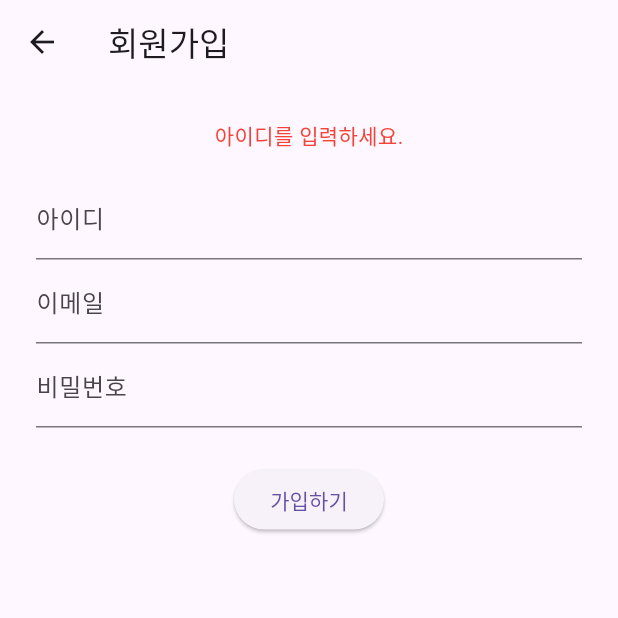
After one commit to lyjtomath-hub/vote_app, a Flutter app: the SignUpPage screen opened directly, after a tap on "가입하기", on a phone screen of 412 x 824 dp, the top half of it. The commit adds this screen. Run offline on Flutter 3.47's test engine with Material 3 defaults, Android fonts, the phone set to English and light mode, and no system bars; our stand-ins replace cloud_firestore, firebase_auth, firebase_core, shared_preferences; accounts and stored records are empty; network calls fail.

Commit message:
회원가입 및 프로필 페이지 기능 추가

```diff
--- a/lib/pages/my_questions_page.dart
+++ b/lib/pages/my_questions_page.dart
@@ -1,6 +1,5 @@
 import 'package:flutter/material.dart';
 import 'result_page.dart';
-import '../models/question.dart';
 import 'package:vote_app/state/app_state.dart';
 
 class MyQuestionsPage extends StatelessWidget {
--- /dev/null
+++ b/lib/pages/sign_up_page.dart
@@ -0,0 +1,133 @@
+import 'package:flutter/material.dart';
+import 'package:firebase_auth/firebase_auth.dart';
+import 'package:cloud_firestore/cloud_firestore.dart';
+
+class SignUpPage extends StatefulWidget {
+  const SignUpPage({super.key});
+  @override
+  State<SignUpPage> createState() => _SignUpPageState();
+}
+
+class _SignUpPageState extends State<SignUpPage> {
+  final _auth = FirebaseAuth.instance;
+  final _emailCtrl = TextEditingController();
+  final _pwCtrl = TextEditingController();
+  final _usernameCtrl = TextEditingController();
+
+  bool _isLoading = false;
+  String? _error;
+
+  Future<bool> _isUsernameTaken(String username) async {
+    final doc = await FirebaseFirestore.instance
+        .collection('usernames')
+        .doc(username)
+        .get();
+    return doc.exists;
+  }
+
+  Future<void> _register() async {
+    final username = _usernameCtrl.text.trim();
+    final email = _emailCtrl.text.trim();
+    final password = _pwCtrl.text;
+
+    if (username.isEmpty) {
+      setState(() => _error = '아이디를 입력하세요.');
+      return;
+    }
+
+    setState(() {
+      _isLoading = true;
+      _error = null;
+    });
+
+    try {
+      final taken = await _isUsernameTaken(username);
+      if (taken) {
+        setState(() {
+          _error = '이미 사용 중인 아이디입니다.';
+          _isLoading = false;
+        });
+        return;
+      }
+
+      final cred = await _auth.createUserWithEmailAndPassword(
+        email: email,
+        password: password,
+      );
+      final user = cred.user;
+      if (user == null) throw Exception('회원가입 실패 (user null)');
+      final uid = user.uid;
+
+      // ✅ 유저 정보 저장 + 기본 질문권 3개
+      await FirebaseFirestore.instance
+          .collection('users')
+          .doc(uid)
+          .set({
+        'uid': uid,
+        'email': email,
+        'username': username,
+        'createdAt': FieldValue.serverTimestamp(),
+        'tickets': 3,
+        'answeredCount': 0,
+      });
+
+      await FirebaseFirestore.instance
+          .collection('usernames')
+          .doc(username)
+          .set({'uid': uid});
+
+      if (mounted) {
+        ScaffoldMessenger.of(context).showSnackBar(
+          const SnackBar(content: Text('회원가입 성공!')),
+        );
+        Navigator.pop(context); // 회원가입 후 로그인 페이지로 이동
+      }
+    } on FirebaseAuthException catch (e) {
+      setState(() => _error = e.message);
+    } catch (e) {
+      setState(() => _error = '예상치 못한 오류: $e');
+    } finally {
+      if (mounted) setState(() => _isLoading = false);
+    }
+  }
+
+  @override
+  Widget build(BuildContext context) {
+    return Scaffold(
+      appBar: AppBar(title: const Text('회원가입')),
+      body: Padding(
+        padding: const EdgeInsets.all(24),
+        child: Column(
+          children: [
+            if (_error != null) ...[
+              Text(_error!, style: const TextStyle(color: Colors.red)),
+              const SizedBox(height: 16),
+            ],
+            TextField(
+              controller: _usernameCtrl,
+              decoration: const InputDecoration(labelText: '아이디'),
+            ),
+            TextField(
+              controller: _emailCtrl,
+              decoration: const InputDecoration(labelText: '이메일'),
+              keyboardType: TextInputType.emailAddress,
+            ),
+            TextField(
+              controller: _pwCtrl,
+              decoration: const InputDecoration(labelText: '비밀번호'),
+              obscureText: true,
+            ),
+            const SizedBox(height: 24),
+            if (_isLoading)
+              const CircularProgressIndicator()
+            else
+              ElevatedButton(
+                onPressed: _register,
+                child: const Text('가입하기'),
+              ),
+          ],
+        ),
+      ),
+    );
+  }
+}
--- a/lib/state/app_state.dart
+++ b/lib/state/app_state.dart
@@ -1,5 +1,3 @@
-import 'dart:convert';
-import 'package:shared_preferences/shared_preferences.dart';
 import '../models/question.dart';
 
 // 전역 상태 ------------------------------
--- a/lib/utils/storage.dart
+++ b/lib/utils/storage.dart
@@ -1,7 +1,6 @@
 import 'package:vote_app/state/app_state.dart';
 import 'dart:convert';
 import 'package:shared_preferences/shared_preferences.dart';
-import 'package:vote_app/models/question.dart';
 
 
 
```
Also changed, not shown: lib/login_page.dart (+8 -30 lines), lib/pages/main_tab_page.dart (+7 -3 lines), lib/pages/profile_page.dart (added, +135 -0 lines), pubspec.lock.
